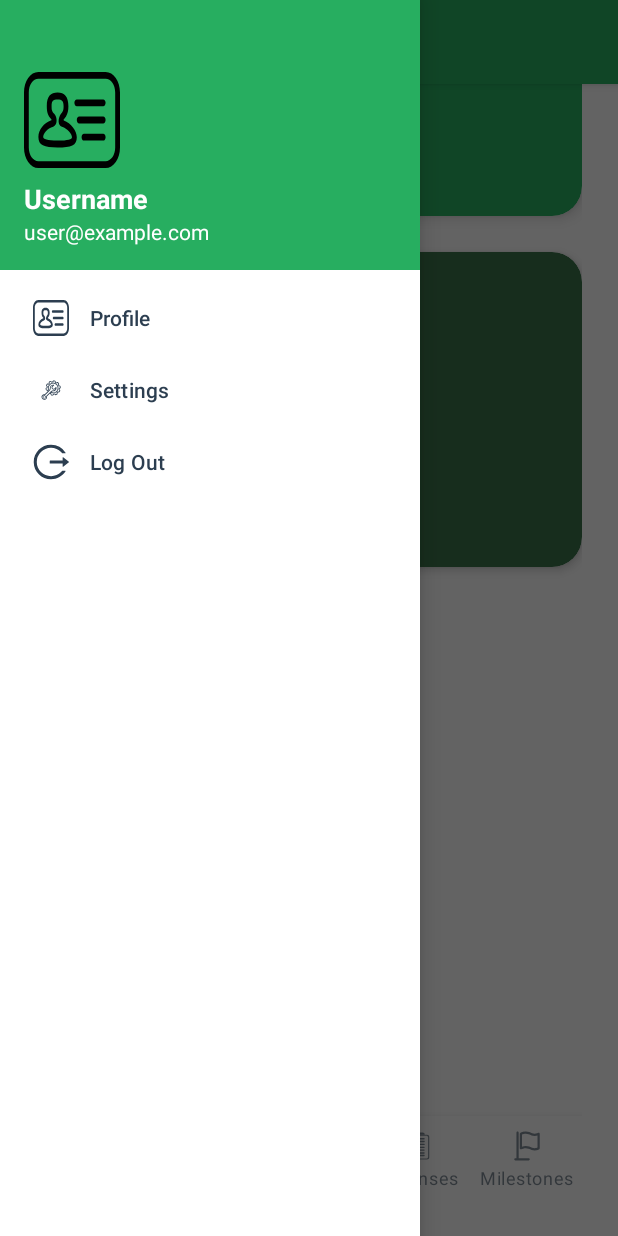
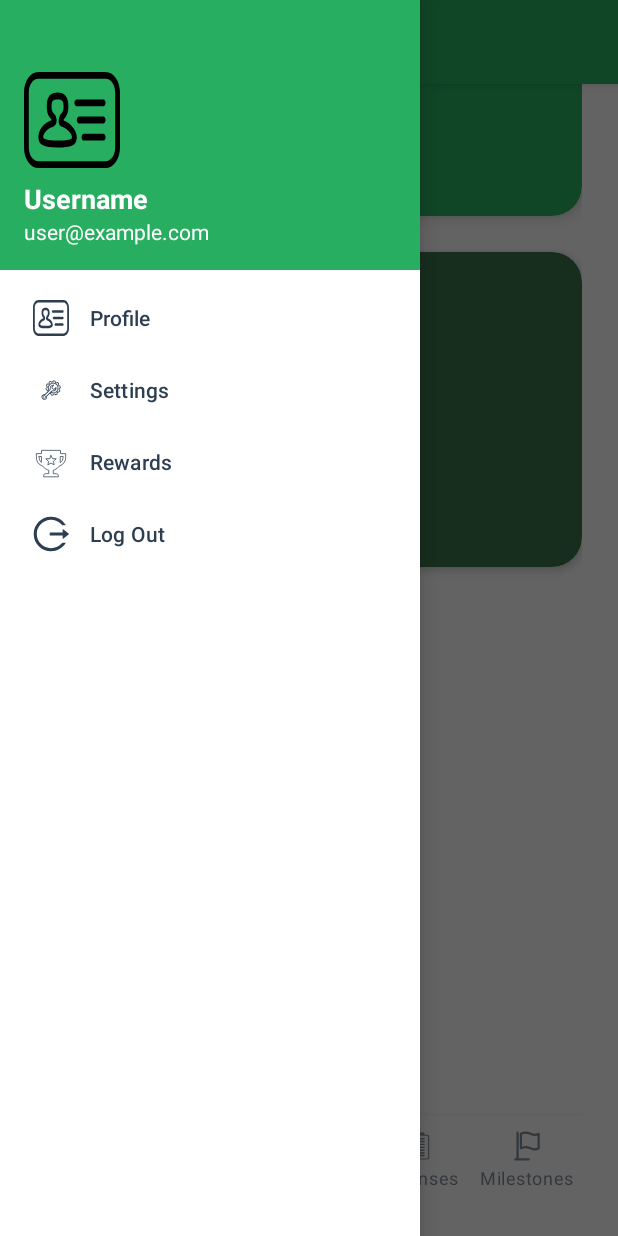
Before and after one commit to VCCT-PROG7313-2025-G2/KasiSave.ST10312227.POE, an Android app: the DashboardActivity screen opened directly, with no data from a screen before it, with the side drawer open, on a phone screen of 412 x 824 dp. Run offline under Robolectric (Android 15) with nearby library versions, the phone set to English and light mode, and no system bars; our stand-ins replace Firebase (no records; nobody signed in at launch, a user with empty details on screens opened directly); libraries missing offline, so code that uses them is left out: com.github.mikephil.charting; plain views replace BarChart, LineChart, PieChart; Roboto replaces fonts that are not available here; 45 statements that could not run were skipped.

Commit message:
created rewards page in drawer

```diff
--- a/app/src/main/AndroidManifest.xml
+++ b/app/src/main/AndroidManifest.xml
@@ -46,6 +46,7 @@
         <activity android:name=".RewardsSignupActivity" android:exported="false" />
         <activity android:name=".RewardsExpensesActivity" android:exported="false" />
         <activity android:name=".CategoriesActivity" android:exported="false" />
+        <activity android:name=".RewardsActivity" android:exported="false" />
 
         <meta-data
             android:name="preloaded_fonts"
--- a/app/src/main/java/com/example/kasisave/DashboardActivity.kt
+++ b/app/src/main/java/com/example/kasisave/DashboardActivity.kt
@@ -133,6 +133,7 @@ class DashboardActivity : AppCompatActivity(), NavigationView.OnNavigationItemSe
         when (item.itemId) {
             R.id.nav_profile -> startActivity(Intent(this, ProfileActivity::class.java))
             R.id.nav_settings -> startActivity(Intent(this, SettingsActivity::class.java))
+            R.id.nav_rewards -> startActivity(Intent(this, RewardsActivity::class.java))
             R.id.nav_logout -> {
                 auth.signOut()
                 startActivity(Intent(this, LoginActivity::class.java))
--- /dev/null
+++ b/app/src/main/res/drawable/ic_rewards.xml
@@ -0,0 +1,13 @@
+<vector xmlns:android="http://schemas.android.com/apk/res/android"
+    android:width="800dp"
+    android:height="800dp"
+    android:viewportWidth="48"
+    android:viewportHeight="48">
+  <path
+      android:strokeWidth="1"
+      android:pathData="M11.28,9v3.82L4.5,12.82v3.74c0,6.26 1.86,9.75 6.33,11.92a21,21 0,0 1,4.56 3.31,11.08 11.08,0 0,0 3.92,2.69L21,35v4.53L18.42,39.53c-3.12,0 -4.17,0.71 -4.17,2.82v1.42h19.5L33.75,42.5c0,-2.07 -1.28,-3 -4.24,-3L27,39.5L27,35l1.72,-0.51a11,11 0,0 0,3.92 -2.7,22.75 22.75,0 0,1 4.74,-3.47 11.08,11.08 0,0 0,5.71 -6.49,27.27 27.27,0 0,0 0.44,-5.29L43.53,12.83L36.72,12.83L36.72,9ZM24,15.37l2.05,4.24 4.94,0 -3.87,3.57 1.11,4.56L24,25.47l-4.23,2.3 1.11,-4.56L17,19.64l4.95,0ZM8.06,16.64h3.16l0,7.88c-0.33,0.2 -1.36,-1 -2.11,-2.37a11.81,11.81 0,0 1,-0.81 -3.28ZM36.78,16.64h3.44l-0.29,2.2a7.5,7.5 0,0 1,-2.07 4.9,3.68 3.68,0 0,1 -1.11,1Z"
+      android:strokeLineJoin="round"
+      android:fillColor="#00000000"
+      android:strokeColor="#000000"
+      android:strokeLineCap="round"/>
+</vector>
--- a/app/src/main/res/menu/drawer_menu.xml
+++ b/app/src/main/res/menu/drawer_menu.xml
@@ -2,6 +2,7 @@
 <menu xmlns:android="http://schemas.android.com/apk/res/android">
 
     <group android:checkableBehavior="single">
+
 
 
         <item
@@ -9,12 +10,15 @@
             android:icon="@drawable/ic_profile"
             android:title="Profile" />
 
-
-
         <item
             android:id="@+id/nav_settings"
             android:icon="@drawable/ic_settings"
             android:title="Settings" />
+
+        <item
+            android:id="@+id/nav_rewards"
+            android:icon="@drawable/ic_rewards"
+            android:title="Rewards" />
 
         <item
             android:id="@+id/nav_logout"
```
Also changed, not shown: app/src/main/java/com/example/kasisave/RewardsActivity.kt (added, +51 -0 lines), app/src/main/java/com/example/kasisave/RewardsExpensesActivity.kt (+15 -1 lines), app/src/main/java/com/example/kasisave/RewardsSignupActivity.kt (+14 -0 lines), app/src/main/res/drawable/ic_coins.xml (added, +15 -0 lines), app/src/main/res/layout/activity_rewards.xml (added, +70 -0 lines), 1 other file.
